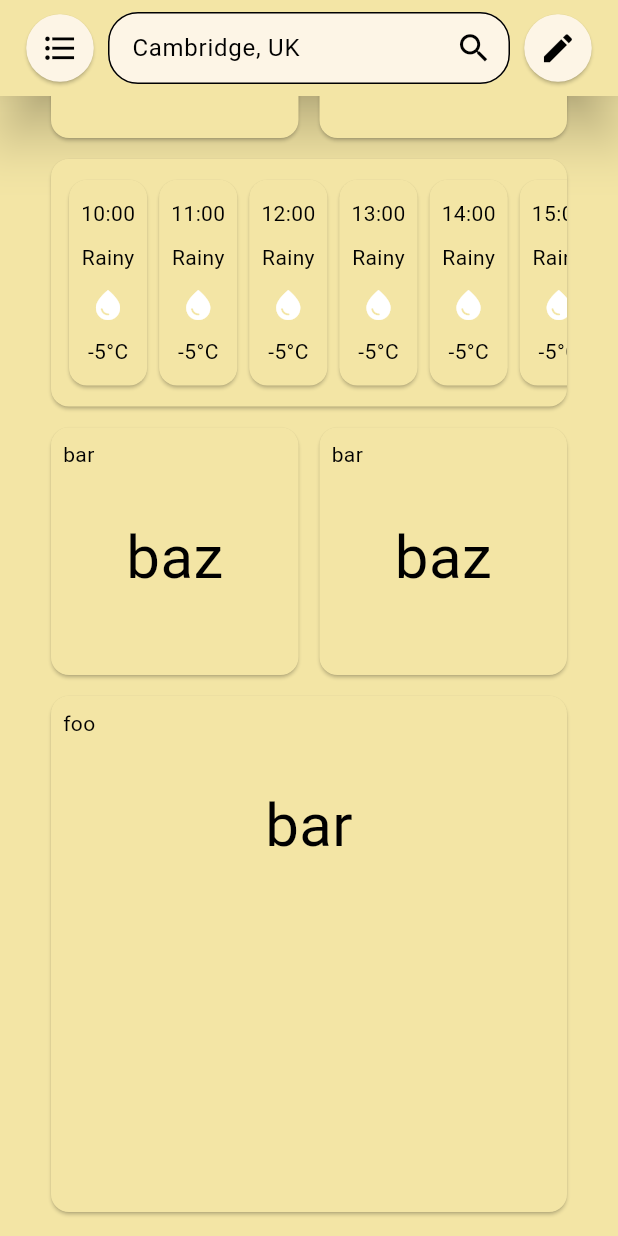
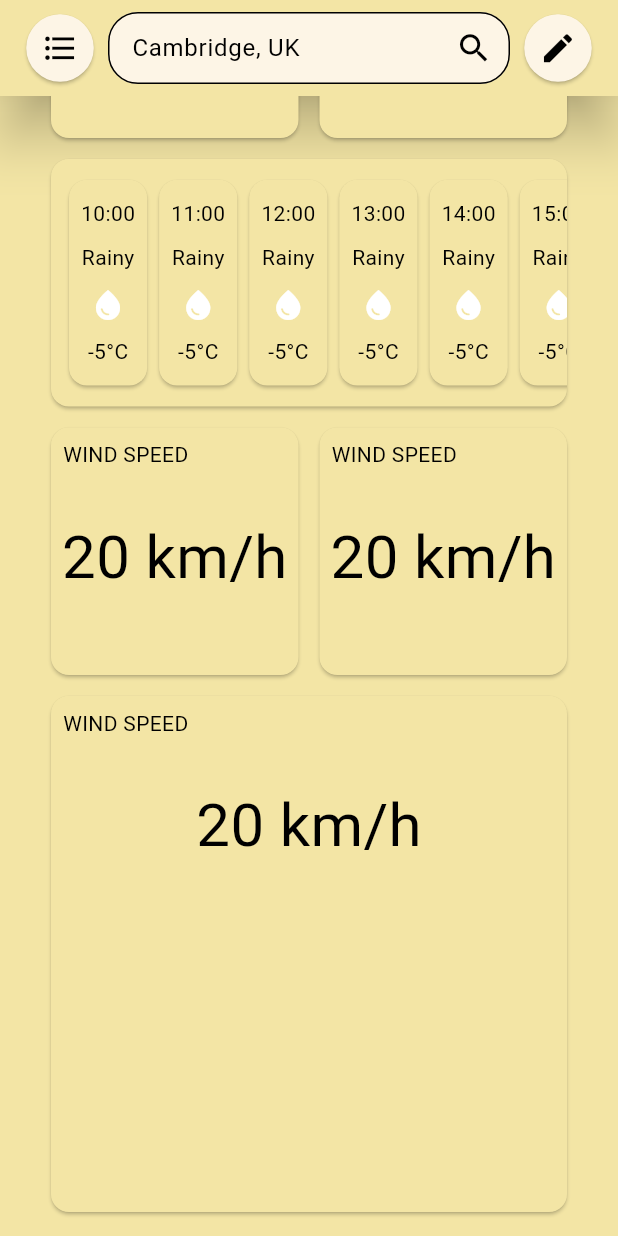
Before and after one commit to johnkimhyuntae/astral, a Flutter app: the screen it shows after launch, scrolled down 353 dp, on a phone screen of 412 x 824 dp. Run offline on Flutter 3.47's test engine with Material 3 defaults, Android fonts, the phone set to English and light mode, and no system bars.

Commit message:
Add State Provider

```diff
--- /dev/null
+++ b/lib/astral_state.dart
@@ -0,0 +1,31 @@
+import 'dart:math';
+
+import 'package:flutter/material.dart';
+import 'package:flutter/widgets.dart';
+
+class AstralState extends ChangeNotifier {
+  DateTime currentDateTime;
+  Map<String, String> statIdTitleMap;
+  Map<String, String> statIdValueMap;
+
+  AstralState()
+      : currentDateTime = DateTime.now(),
+        statIdTitleMap = {
+          "wind-speed": "WIND SPEED",
+        },
+        statIdValueMap = {
+          "wind-speed": "20 km/h",
+        }
+  ;
+
+  void updateDateTime() {
+    currentDateTime = DateTime.now();
+    notifyListeners();
+  }
+
+  void updateWeather() {
+    // TODO: API Call
+    statIdValueMap["wind-speed"] = "${Random().nextInt(30)}";
+    notifyListeners();
+  }
+}
--- a/lib/day_page.dart
+++ b/lib/day_page.dart
@@ -1,6 +1,8 @@
+import 'package:astral/astral_state.dart';
 import 'package:flutter/material.dart';
 import 'package:flutter/widgets.dart';
 import 'package:intl/intl.dart';
+import 'package:provider/provider.dart';
 import 'package:flutter_staggered_grid_view/flutter_staggered_grid_view.dart';
 
 import 'weather_info_card.dart';
@@ -9,13 +11,11 @@ import 'time_weather_info_card.dart';
 class DayPage extends StatelessWidget {
   const DayPage({
     super.key,
-    required this.date,
   });
 
-  final DateTime date;
-
-  String dateString() {
-    return DateFormat("EEEE, d MMMM y").format(date);
+  String dateString(BuildContext context) {
+    var appState = context.watch<AstralState>();
+    return DateFormat("EEEE, d MMMM y").format(appState.currentDateTime);
   }
 
   @override
@@ -66,7 +66,7 @@ class DayPage extends StatelessWidget {
         ),
         Center(
           child: Text(
-            dateString(),
+            dateString(context),
             style: const TextStyle(color: Colors.white, fontSize: 28),
           ),
         ),
@@ -81,12 +81,12 @@ class DayPage extends StatelessWidget {
               StaggeredGridTile.count(
                 crossAxisCellCount: 1,
                 mainAxisCellCount: 1,
-                child: WeatherInfoCard(title: "WIND SPEED", value: "20 km/h"),
+                child: WeatherInfoCard("wind-speed"),
               ),
               StaggeredGridTile.count(
                 crossAxisCellCount: 1,
                 mainAxisCellCount: 1,
-                child: WeatherInfoCard(title: "VISIBILITY", value: "5 km"),
+                child: WeatherInfoCard("wind-speed"),
               ),
               StaggeredGridTile.count(
                 crossAxisCellCount: 2,
@@ -96,17 +96,17 @@ class DayPage extends StatelessWidget {
               StaggeredGridTile.count(
                 crossAxisCellCount: 1,
                 mainAxisCellCount: 1,
-                child: WeatherInfoCard(title: "bar", value: "baz"),
+                child: WeatherInfoCard("wind-speed"),
               ),
               StaggeredGridTile.count(
                 crossAxisCellCount: 1,
                 mainAxisCellCount: 1,
-                child: WeatherInfoCard(title: "bar", value: "baz"),
+                child: WeatherInfoCard("wind-speed"),
               ),
               StaggeredGridTile.count(
                 crossAxisCellCount: 2,
                 mainAxisCellCount: 2,
-                child: WeatherInfoCard(title: "foo", value: "bar"),
+                child: WeatherInfoCard("wind-speed"),
               ),
             ],
           ),
--- a/lib/home_page.dart
+++ b/lib/home_page.dart
@@ -1,5 +1,7 @@
+import 'package:astral/astral_state.dart';
 import 'package:flutter/material.dart';
 import 'package:flutter/widgets.dart';
+import 'package:provider/provider.dart';
 
 import 'day_page.dart';
 import 'log_page.dart';
@@ -9,16 +11,14 @@ const Color topBg = Color.fromRGBO(253, 245, 230, 1.0);
 class HomePage extends StatelessWidget {
   const HomePage({super.key});
 
-  void changeLocation(String s) {}
-
   @override
   Widget build(BuildContext context) {
-    return Scaffold(
+    return const Scaffold(
       body: SafeArea(
         child: Column(
           children: [
-            const TopBar(),
-            Flexible(child: DayPage(date: DateTime.now())),
+            TopBar(),
+            Flexible(child: DayPage()),
           ],
         ),
       ),
@@ -53,7 +53,9 @@ class TopBar extends StatelessWidget {
                 child: const Icon(Icons.format_list_bulleted, size: 25)),
             const LocationField(),
             ElevatedButton(
-              onPressed: () {},
+              onPressed: () {
+                Provider.of<AstralState>(context, listen: false).updateWeather();
+              },
               style: ElevatedButton.styleFrom(
                 padding: const EdgeInsets.all(10),
                 backgroundColor: topBg,
--- a/lib/main.dart
+++ b/lib/main.dart
@@ -1,7 +1,9 @@
 import 'package:flutter/material.dart';
 import 'package:flutter/widgets.dart';
+import 'package:provider/provider.dart';
 
 import 'home_page.dart';
+import 'astral_state.dart';
 
 void main() {
   runApp(const AstralApp());
@@ -33,7 +35,11 @@ class AstralApp extends StatelessWidget {
             onSurface: Colors.black),
       ),
       themeMode: ThemeMode.dark,
-      home: const HomePage(),
+      home: ChangeNotifierProvider(
+        create: (context) => AstralState(),
+        child: const HomePage(),
+      ),
+
       debugShowCheckedModeBanner: false,
     );
   }
--- a/lib/weather_info_card.dart
+++ b/lib/weather_info_card.dart
@@ -1,22 +1,34 @@
+import 'package:astral/weather_info_expanded_page.dart';
 import 'package:flutter/material.dart';
 import 'package:flutter/widgets.dart';
+import 'package:provider/provider.dart';
 
-class WeatherInfoCard extends StatefulWidget {
+import 'astral_state.dart';
 
-  final String title;
-  final String value;
+class WeatherInfoCard extends StatelessWidget {
+  final String statId;
 
-  const WeatherInfoCard({super.key, required this.title, required this.value});
+  const WeatherInfoCard(this.statId, {super.key});
 
   @override
-  State<WeatherInfoCard> createState() => _WeatherInfoCardState();
-}
-
-class _WeatherInfoCardState extends State<WeatherInfoCard> {
-  @override
   Widget build(BuildContext context) {
-    return Center(
-      child: SizedBox(
+    var appState = context.watch<AstralState>();
+    return InkWell(
+      onTap: () {
+        Navigator.push(
+          context,
+          PageRouteBuilder(
+            pageBuilder: (_, __, ___) => WeatherInfoExpandedPage(
+              activated: WeatherInfoCardExpanded(
+                title: appState.statIdTitleMap[statId]!,
+                value: appState.statIdValueMap[statId]!,
+              ),
+            ),
+            transitionDuration: Duration.zero,
+            reverseTransitionDuration: Duration.zero,
+          ),
+        );
+      },
       child: Card(
         child: Column(
           children: [
@@ -24,25 +36,85 @@ class _WeatherInfoCardState extends State<WeatherInfoCard> {
               padding: const EdgeInsets.only(left: 8.0, top: 8.0),
               child: Align(
                 alignment: Alignment.centerLeft,
-                  child: Text(widget.title,
-                      style: TextStyle(
-                          color: Theme.of(context).colorScheme.primary
-                          ),
+                child: Text(
+                  appState.statIdTitleMap[statId]!,
+                  style:
+                      TextStyle(color: Theme.of(context).colorScheme.primary),
                 ),
               ),
             ),
             const SizedBox(height: 30),
-              Text(widget.value,
+            Text(
+              appState.statIdValueMap[statId]!,
               style: TextStyle(
                 color: Theme.of(context).colorScheme.primary,
                 fontSize: 40,
               ),
             ),
-
           ],
-          ),
         ),
       ),
     );
   }
 }
+
+class WeatherInfoCardExpanded extends StatelessWidget {
+  final String title;
+  final String value;
+
+  const WeatherInfoCardExpanded({
+    super.key,
+    required this.title,
+    required this.value,
+  });
+
+  @override
+  Widget build(BuildContext context) {
+    return Center(
+      child: AspectRatio(
+        aspectRatio: 1,
+        child: Stack(
+          children: [
+            Card(
+              child: Column(
+                children: [
+                  Padding(
+                    padding: const EdgeInsets.only(left: 8.0, top: 8.0),
+                    child: Align(
+                      alignment: Alignment.centerLeft,
+                      child: Text(
+                        title,
+                        style: TextStyle(
+                            color: Theme.of(context).colorScheme.primary),
+                      ),
+                    ),
+                  ),
+                  const SizedBox(height: 30),
+                  Text(
+                    value,
+                    style: TextStyle(
+                      color: Theme.of(context).colorScheme.primary,
+                      fontSize: 40,
+                    ),
+                  ),
+                ],
+              ),
+            ),
+            Positioned(
+              top: 0,
+              right: 0,
+              child: IconButton(
+                iconSize: 35,
+                color: Colors.red,
+                icon: const Icon(Icons.close),
+                onPressed: () {
+                  Navigator.pop(context);
+                },
+              ),
+            ),
+          ],
+        ),
+      ),
+    );
+  }
+}
--- a/pubspec.yaml
+++ b/pubspec.yaml
@@ -37,6 +37,7 @@ dependencies:
   cupertino_icons: ^1.0.6
   google_fonts: ^6.2.1
   intl: ^0.19.0
+  provider: ^6.1.2
 
 dev_dependencies:
   flutter_test:
```
Also changed, not shown: lib/weather_info_expanded_page.dart (+13 -22 lines), pubspec.lock. Lines whose indentation alone changed are shown as unchanged.
